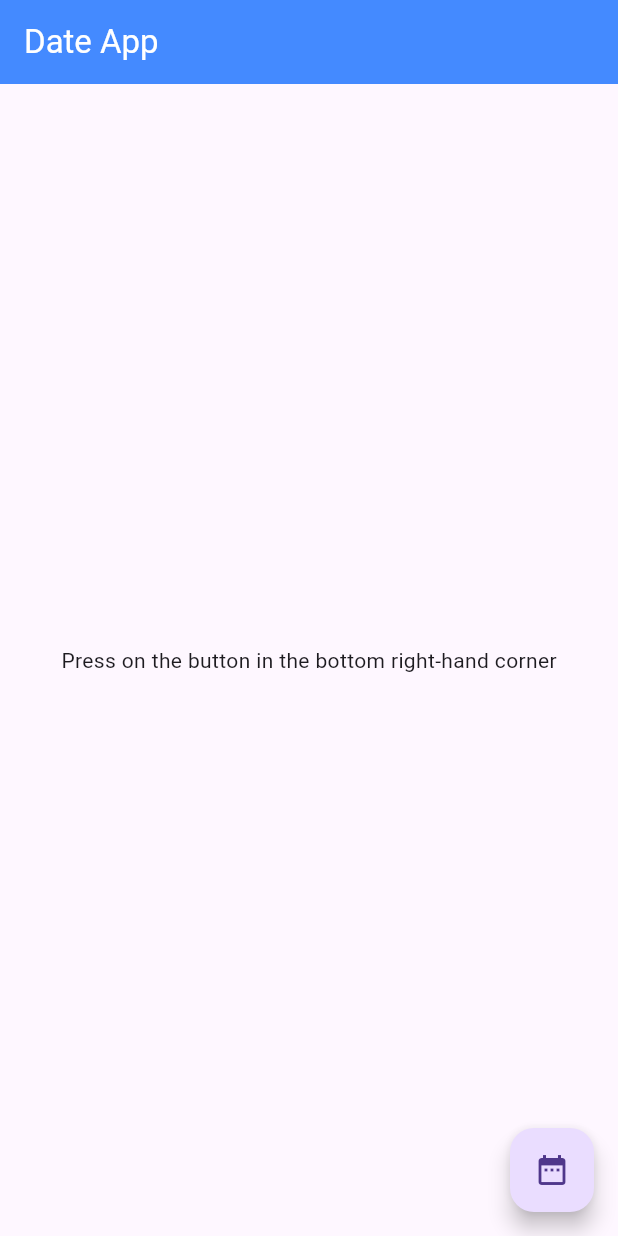
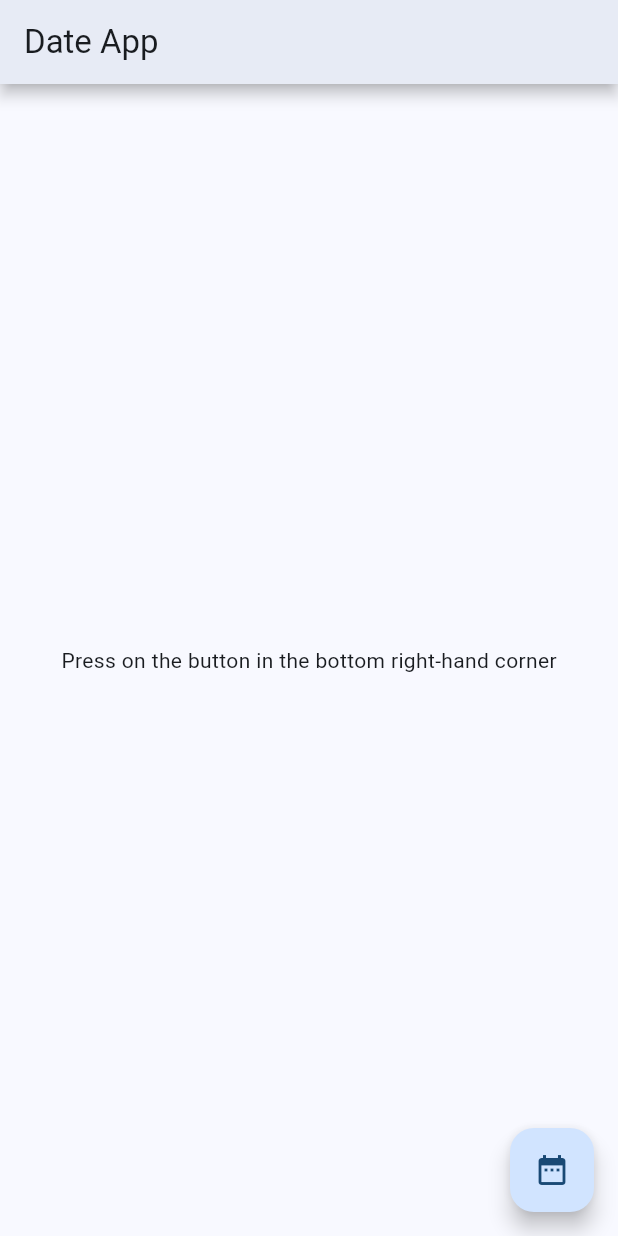
Before and after one commit to WinsDominoes/dateapp, a Flutter app: the screen it shows after launch, on a phone screen of 412 x 824 dp. Run offline on Flutter 3.47's test engine with Material 3 defaults, Android fonts, the phone set to English and light mode, and no system bars; our stand-ins replace dynamic_color.

Commit message:
Yers
Yes

```diff
--- a/lib/main.dart
+++ b/lib/main.dart
@@ -2,10 +2,16 @@ import 'package:flutter/material.dart';
 import 'package:intl/intl.dart';
 import 'package:flutter_localizations/flutter_localizations.dart';
 import 'utils/gregorian_date.dart';
+import 'package:dynamic_color/dynamic_color.dart';
+
 
 void main() {
   runApp( MaterialApp(
     title: 'Date App',
+	theme: ThemeData(
+          useMaterial3: true,
+          colorSchemeSeed: Colors.blue,
+        ),
     localizationsDelegates: const [
       GlobalMaterialLocalizations.delegate,
       GlobalWidgetsLocalizations.delegate,
@@ -61,15 +67,16 @@ class _HomeState extends State<Home> {
     List<int> diffMD = GregorianDate.differenceInMonths(startDate, endDate);
     int diffD = GregorianDate.differenceInDays(startDate, endDate);
 
+
     return Scaffold(
          appBar: AppBar(
             title:
               const
                 Text(
                   "Date App",
-                  style: TextStyle(color: Colors.white),
                 ),
-            backgroundColor: Colors.blueAccent,
+			elevation: 4,
+            shadowColor: Theme.of(context).shadowColor,
          ),
           body: _selectedDateRange == null
             ? const Center(
--- a/pubspec.yaml
+++ b/pubspec.yaml
@@ -32,6 +32,8 @@ dependencies:
     sdk: flutter
   flutter_localizations: # Add this line
     sdk: flutter         # Add this line
+  # App dynamic color theme
+  dynamic_color: ^1.6.8
 
   # The following adds the Cupertino Icons font to your application.
   # Use with the CupertinoIcons class for iOS style icons.
```
Also changed, not shown: 5 other files.
